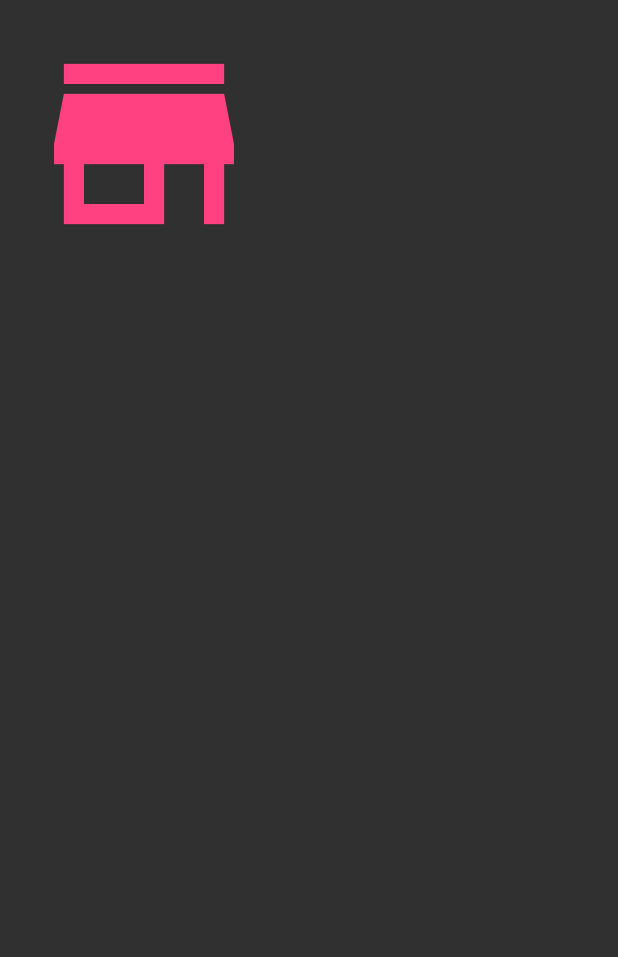
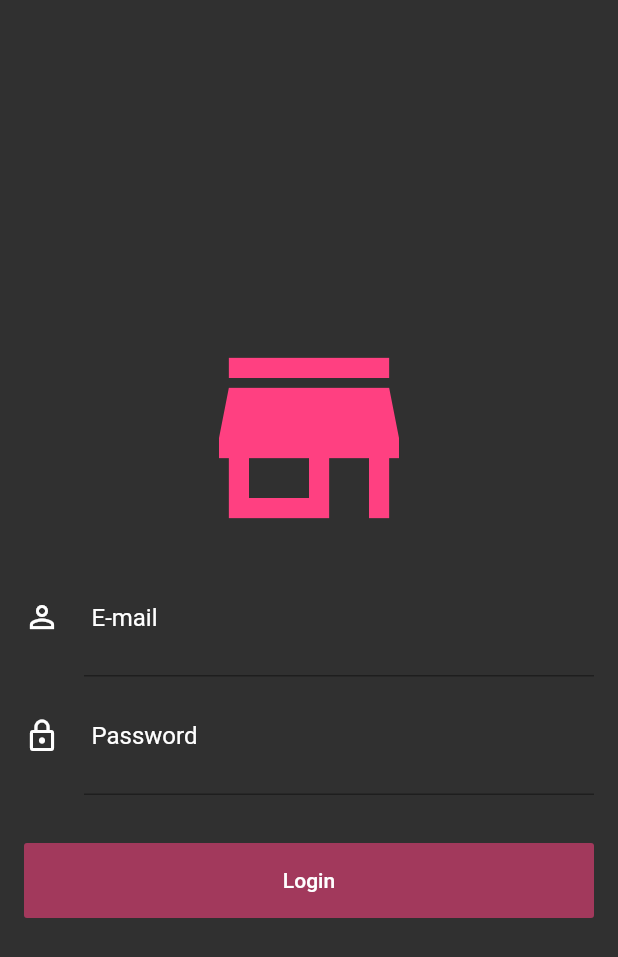
Before and after one commit to thiagothg/erp_loja, a Flutter app: the screen it shows after launch, on a phone screen of 412 x 824 dp. Shown: the top 957 px of the screen. Run offline on Flutter 3.47's test engine with Material 2 defaults, Android fonts, the phone set to English and light mode, and no system bars; our stand-ins replace cloud_firestore, firebase_auth, rxdart; missing offline and left inert: bloc_pattern; accounts and stored records are empty.

Commit message:
Tela Login

```diff
--- a/lib/auth/login_screen.dart
+++ b/lib/auth/login_screen.dart
@@ -1,3 +1,6 @@
+import 'package:erploja/blocs/login_bloc.dart';
+import 'package:erploja/screens/HomeScreen.dart';
+import 'package:erploja/widgets/input_field.dart';
 import 'package:flutter/material.dart';
 
 class LoginScreen extends StatefulWidget {
@@ -7,25 +10,122 @@ class LoginScreen extends StatefulWidget {
 }
 
 class _LoginScreenState extends State<LoginScreen> {
+
+  final _loginBloc = LoginBloc();
+
+  @override
+  void initState() {
+    super.initState();
+
+    _loginBloc.outState.listen((state){
+      switch (state) {
+        case LoginState.SUCCESS:
+            Navigator.of(context).pushReplacement(
+              MaterialPageRoute(builder: (context) => HomeScreen())
+            );
+          break;
+        case LoginState.FAIL:
+          showDialog(context: context, builder: (context) => AlertDialog(
+            title: Text('Erro'),
+            content: Text('Usuarios invalidos!'),
+          ));
+          break;
+        case LoginState.LOADING:
+        case LoginState.IDLE:
+          break;
+        default:
+      }
+    });
+  }
+
+
+  @override
+  void dispose() {
+    _loginBloc.dispose();
+    super.dispose();
+  }
+
   @override
   Widget build(BuildContext context) {
     return Scaffold(
       backgroundColor: Colors.grey[850],
-      body: SingleChildScrollView(
+      body: StreamBuilder<LoginState>(
+        stream: _loginBloc.outState,
+        builder: (context, snapshot) {
+          print(snapshot.data);
+          switch (snapshot.data) {
+            case LoginState.LOADING:
+              return Center(
+                child: CircularProgressIndicator(valueColor: AlwaysStoppedAnimation(Colors.pinkAccent)),
+              );
+              break;
+            case LoginState.FAIL:
+            case LoginState.IDLE:
+            case LoginState.SUCCESS:
+              return Stack(
+                alignment: Alignment.center,
+                children: <Widget>[
+                  Container(),
+                  SingleChildScrollView(
                     child: Container(
                       margin: EdgeInsets.all(16),
                       child: Column(
+                        crossAxisAlignment: CrossAxisAlignment.stretch,
                         children: <Widget>[
                           Icon(
                             Icons.store_mall_directory,
                             color: Colors.pinkAccent,
                             size: 160,
                           ),
-
+                          InputField(
+                            icon: Icons.person_outline,
+                            hint: "E-mail",
+                            obscure: false,
+                            stream: _loginBloc.outEmail,
+                            onChanged: _loginBloc.changeEmail,
+                          ),
+                          InputField(
+                            icon: Icons.lock_outline,
+                            hint: "Password",
+                            obscure: true,
+                            stream: _loginBloc.outPassword,
+                            onChanged: _loginBloc.changePassword,
+                          ),
+                          SizedBox(height: 32,),
+                          StreamBuilder<bool>(
+                            stream: _loginBloc.outSubmitValid,
+                            builder: (context, snapshot) {
+                              return SizedBox(
+                                height: 50,
+                                child: RaisedButton(
+                                  onPressed: snapshot.hasData ? _loginBloc.submit : null,
+                                  color: Colors.pinkAccent,
+                                  textColor: Colors.white,
+                                  child: Text('Login'),
+                                  disabledColor: Colors.pinkAccent.withAlpha(140),
+                                ),
+                              );
+                            }
+                          )
                         ],
                       )
+                    ),
+                  ),
+                ],
+              );
+            default:
+              return Center(
+                child: Container(
+                  child: Text('Sorry guys! \n App is off.',
+                    style: TextStyle(
+                      color: Colors.white
+                    ),
                   ),
                 ),
               );
           }
         }
+      ),
+    );
+  }
+}
--- /dev/null
+++ b/lib/blocs/login_bloc.dart
@@ -0,0 +1,83 @@
+import 'dart:async';
+
+import 'package:bloc_pattern/bloc_pattern.dart';
+import 'package:cloud_firestore/cloud_firestore.dart';
+import 'package:erploja/validators/login_validators.dart';
+import 'package:firebase_auth/firebase_auth.dart';
+import 'package:rxdart/subjects.dart';
+import 'package:rxdart/rxdart.dart';
+
+enum LoginState {IDLE, LOADING, SUCCESS, FAIL}
+
+class LoginBloc extends BlocBase with LoginValidators {
+
+  LoginBloc() {
+    _streamSubscription = FirebaseAuth.instance.onAuthStateChanged.listen((user) async {
+      if(user != null) {
+        if(await verifyPrivigeles(user)) {
+          _stateController.add(LoginState.SUCCESS);
+        } else {
+          _stateController.add(LoginState.FAIL);
+          FirebaseAuth.instance.signOut();
+        }
+      } else {
+         _stateController.add(LoginState.IDLE);
+      }
+    });
+  }
+
+  final _emailController = BehaviorSubject<String>();
+  final _passwordController = BehaviorSubject<String>();
+  final _stateController = BehaviorSubject<LoginState>();
+
+  Stream<String> get outEmail => _emailController.stream.transform(validateEmail);
+  Stream<String> get outPassword => _passwordController.stream.transform(validatePassword);
+  Stream<LoginState> get outState => _stateController.stream;
+
+  Stream<bool> get outSubmitValid => CombineLatestStream.combine2(
+    outEmail, outPassword, (a , b) => true
+  );
+
+  Function(String) get changeEmail => _emailController.sink.add;
+  Function(String) get changePassword => _passwordController.sink.add;
+
+  StreamSubscription _streamSubscription;
+
+  void submit() {
+    final email = _emailController.value;
+    final password = _passwordController.value;
+
+    _stateController.add(LoginState.LOADING);
+
+    FirebaseAuth.instance.signInWithEmailAndPassword(
+      email: email, password: password
+      ).catchError((e) {
+        print(e);
+        _stateController.add(LoginState.FAIL);
+
+    });
+  }
+
+  Future<bool> verifyPrivigeles(FirebaseUser user) async {
+    return await Firestore.instance.collection('admins').document(user.uid).get().then((doc){
+      if(doc.data != null) {
+        return true;
+      } else {
+        return false;
+      }
+    }).catchError((e){
+      return false;
+    });
+  }
+
+  @override
+  void dispose() {
+    _emailController.close();
+    _passwordController.close();
+    _stateController.close();
+
+    _streamSubscription.cancel();
+
+    super.dispose();
+  }
+}
--- /dev/null
+++ b/lib/validators/login_validators.dart
@@ -0,0 +1,25 @@
+import 'dart:async';
+
+
+class LoginValidators {
+
+  final validateEmail = StreamTransformer<String, String>.fromHandlers(
+    handleData: (email, sink) {
+      if(email.contains('@')) {
+        sink.add(email);
+      } else {
+        sink.addError('Insere um e-mail valido');
+      }
+    }
+  );
+
+  final validatePassword = StreamTransformer<String, String>.fromHandlers(
+    handleData: (password, sink) {
+      if(password.length > 5) {
+        sink.add(password);
+      } else {
+        sink.addError('Password muito curto');
+      }
+    }
+  );
+}
--- /dev/null
+++ b/lib/widgets/input_field.dart
@@ -0,0 +1,42 @@
+import 'package:flutter/material.dart';
+
+class InputField extends StatelessWidget {
+
+  final IconData icon;
+  final String hint;
+  final bool obscure;
+  final Stream<String> stream;
+  final Function(String) onChanged;
+
+  const InputField({Key key, this.icon, this.hint, this.obscure, this.stream, this.onChanged}) : super(key: key);
+
+  @override
+  Widget build(BuildContext context) {
+    return StreamBuilder<String>(
+      stream: stream,
+      builder: (context, snapshot) {
+        return TextField(
+          onChanged: onChanged,
+          decoration: InputDecoration(
+            icon: Icon(icon, color: Colors.white),
+            hintText:  hint,
+            hintStyle: TextStyle(
+              color: Colors.white
+            ),
+            focusedBorder: UnderlineInputBorder(
+              borderSide: BorderSide(color: Colors.pinkAccent)
+            ),
+            contentPadding: EdgeInsets.only(
+              left: 5, right: 30, bottom: 30, top: 30
+            ),
+            errorText: snapshot.hasError ? snapshot.error : null
+          ),
+          style: TextStyle(
+            color: Colors.white
+          ),
+          obscureText: obscure,
+        );
+      }
+    );
+  }
+}
```
Also changed, not shown: lib/screens/HomeScreen.dart (added, +19 -0 lines). Lines whose indentation alone changed are shown as unchanged.
